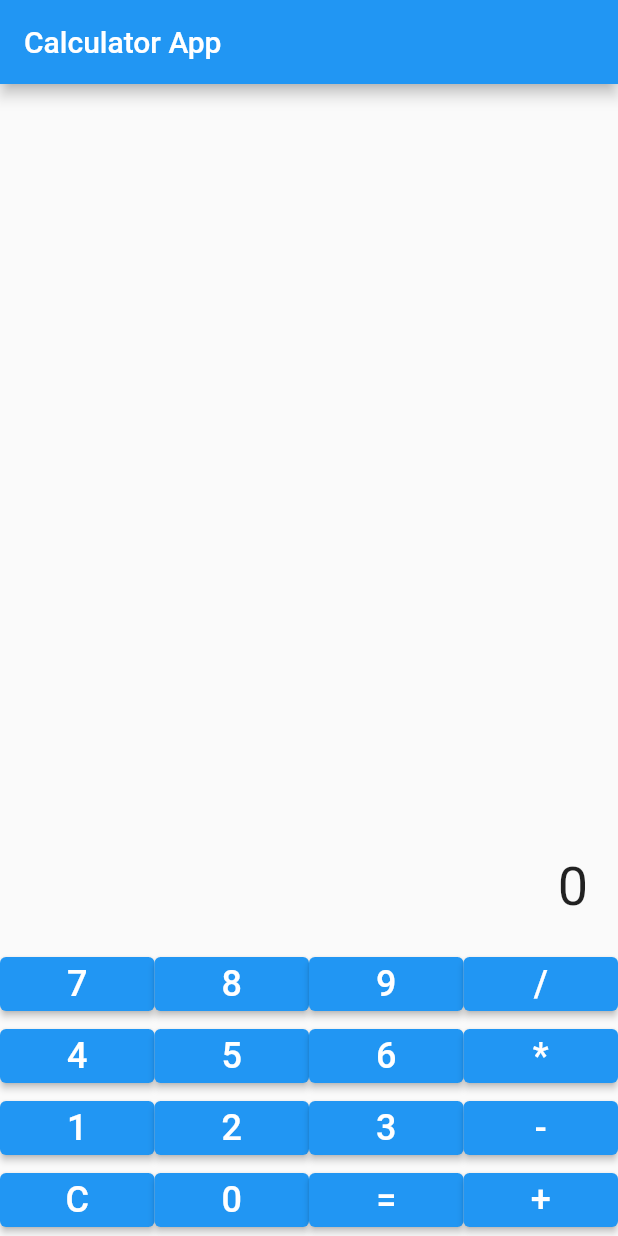
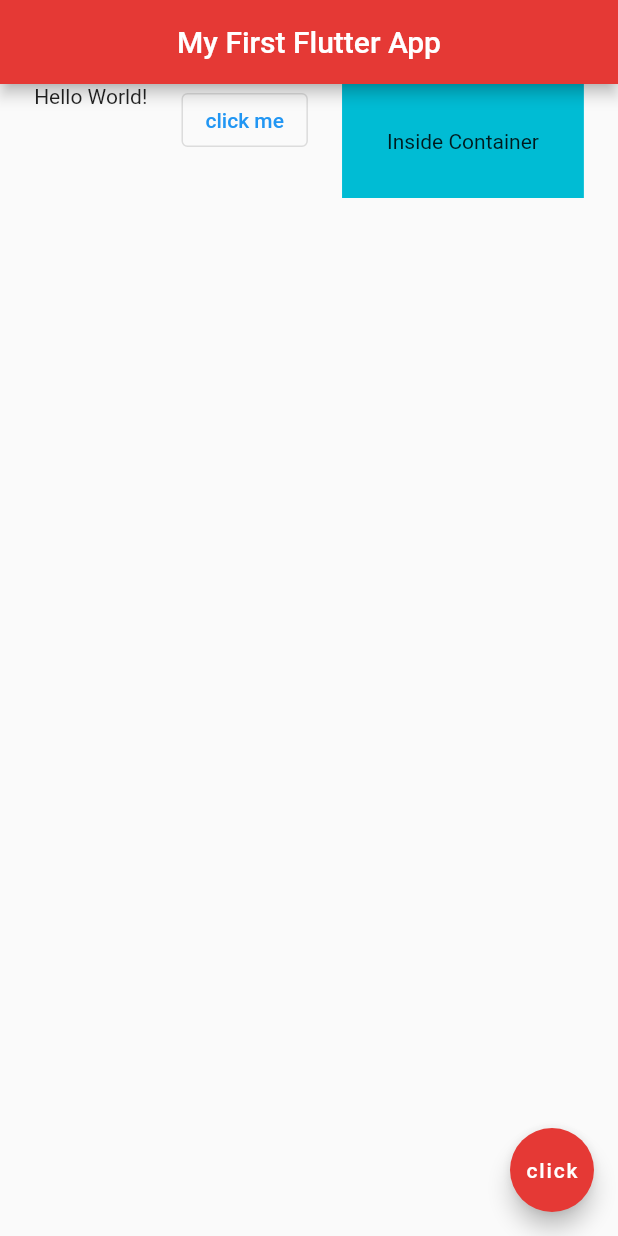
Before and after one commit to jbayarcal0604/first_flutter_project, a Flutter app: the screen it shows after launch, on a phone screen of 412 x 824 dp. Run offline on Flutter 3.47's test engine with Material 2 defaults, Android fonts, the phone set to English and light mode, and no system bars.

Commit message:
lesson #11

```diff
--- a/lib/main.dart
+++ b/lib/main.dart
@@ -1,114 +1,39 @@
 import 'package:flutter/material.dart';
 
-void main() => runApp(CalculatorApp());
+void main() => runApp(MaterialApp(
+      home: Home(),
+    ));
 
-class CalculatorApp extends StatelessWidget {
-  @override
-  Widget build(BuildContext context) {
-    return MaterialApp(
-      home: Calculator(),
-    );
-  }
-}
-
-class Calculator extends StatefulWidget {
-  @override
-  _CalculatorState createState() => _CalculatorState();
-}
-
-class _CalculatorState extends State<Calculator> {
-  String result = '0';
-
+class Home extends StatelessWidget {
   @override
   Widget build(BuildContext context) {
     return Scaffold(
       appBar: AppBar(
-        title: Text('Calculator App'),
+        title: const Text('My First Flutter App'),
+        centerTitle: true,
+        backgroundColor: Colors.red[600],
+
       ),
-      body: Column(
+      body: Row(
+        mainAxisAlignment: MainAxisAlignment.spaceEvenly,
+        crossAxisAlignment: CrossAxisAlignment.start,
         children: <Widget>[
-          Expanded(
-            child: Container(
-              alignment: Alignment.bottomRight,
-              padding: EdgeInsets.all(20.0),
-              child: Text(
-                result,
-                style: TextStyle(fontSize: 36.0),
-              ),
-            ),
-          ),
-          Row(
-            mainAxisAlignment: MainAxisAlignment.spaceEvenly,
-            children: <Widget>[
-              buildButton('7'),
-              buildButton('8'),
-              buildButton('9'),
-              buildButton('/'),
-            ],
-          ),
-          Row(
-            mainAxisAlignment: MainAxisAlignment.spaceEvenly,
-            children: <Widget>[
-              buildButton('4'),
-              buildButton('5'),
-              buildButton('6'),
-              buildButton('*'),
-            ],
-          ),
-          Row(
-            mainAxisAlignment: MainAxisAlignment.spaceEvenly,
-            children: <Widget>[
-              buildButton('1'),
-              buildButton('2'),
-              buildButton('3'),
-              buildButton('-'),
-            ],
-          ),
-          Row(
-            mainAxisAlignment: MainAxisAlignment.spaceEvenly,
-            children: <Widget>[
-              buildButton('C'),
-              buildButton('0'),
-              buildButton('='),
-              buildButton('+'),
-            ],
+          Text('Hello World!'),
+          OutlinedButton(onPressed: () {}, child: Text('click me')),
+          Container(
+            color: Colors.cyan,
+            padding: EdgeInsets.all(30.0),
+            child: Text('Inside Container'),
           ),
         ],
       ),
-    );
-  }
+      floatingActionButton: FloatingActionButton(
+        onPressed: () {},
+        backgroundColor: Colors.red[600],
+        child: const Text('click'),
 
-  Widget buildButton(String buttonText) {
-    return Expanded(
-      child: ElevatedButton(
-        // Use ElevatedButton here
-        style: ElevatedButton.styleFrom(
-          primary: Colors.blue, // Set the button color
-          onPrimary: Colors.white, // Set the text color
-        ),
-        onPressed: () => onButtonPressed(buttonText),
-        child: Text(
-          buttonText,
-          style: TextStyle(fontSize: 24.0),
-        ),
+
       ),
     );
   }
-
-  void onButtonPressed(String buttonText) {
-    // Implement button press logic here
-    setState(() {
-      if (buttonText == 'C') {
-        result = '0';
-      } else if (buttonText == '=') {
-        result = '3';
-      } else {
-        if (result == '0') {
-          result = buttonText;
-        } else {
-          result += buttonText;
-        }
-      }
-    });
-  }
 }
```
Also changed, not shown: pubspec.yaml (+8 -14 lines), assets/space-1.jpg (added), assets/space-3.jpg (added), fonts/IndieFlower-Regular.ttf (added), 3 other files.
